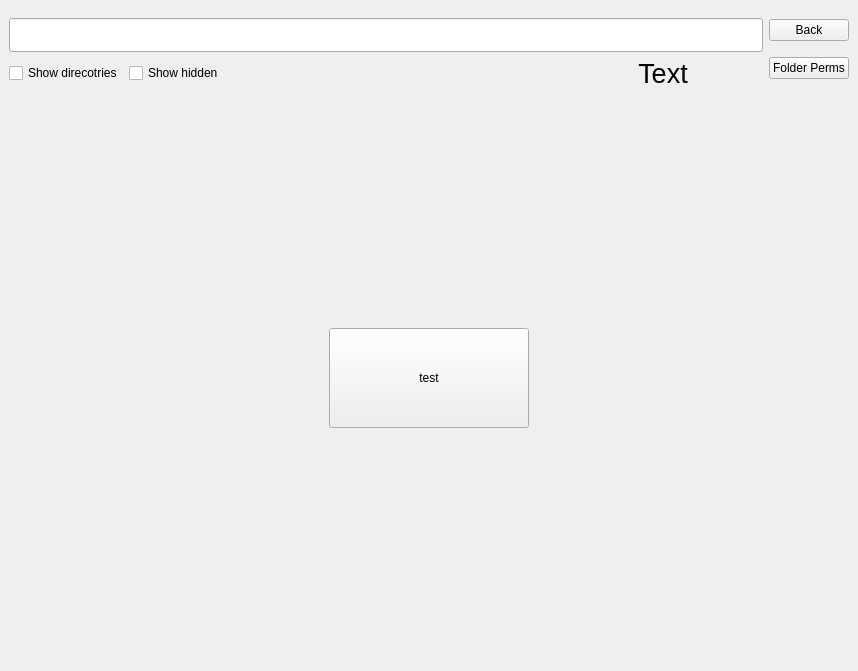
Qt form qtui.ui (codaloc/PermissionManager) before a commit.
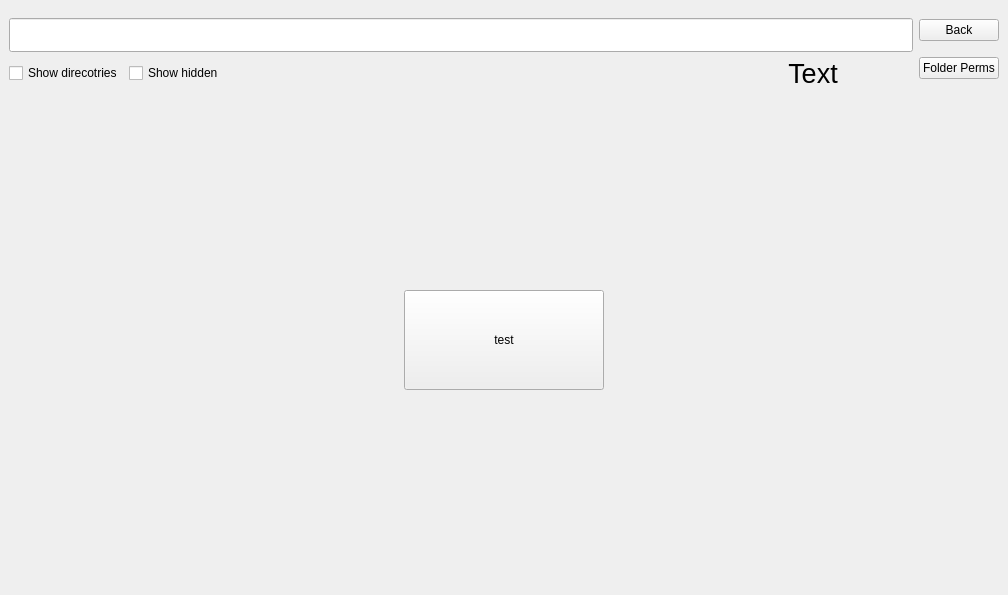
The same form after that commit.

Commit message: explorer read and displays top input

Diff of the .ui file:
```diff
--- a/qtui.ui
+++ b/qtui.ui
@@ -9,8 +9,8 @@
    <rect>
     <x>0</x>
     <y>0</y>
-    <width>858</width>
-    <height>671</height>
+    <width>1008</width>
+    <height>595</height>
    </rect>
   </property>
   <property name="windowTitle">
@@ -164,8 +164,8 @@
            <rect>
             <x>0</x>
             <y>0</y>
-            <width>822</width>
-            <height>538</height>
+            <width>972</width>
+            <height>462</height>
            </rect>
           </property>
           <layout class="QHBoxLayout" name="horizontalLayout">
```
The commit also changes 1 other file.
